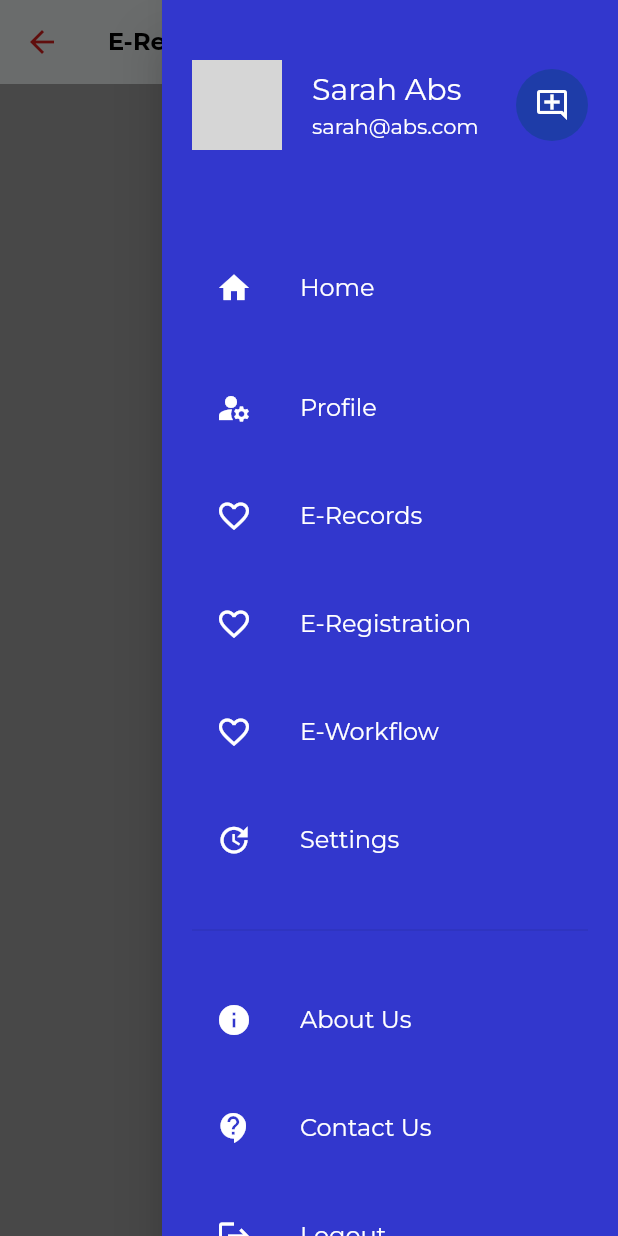
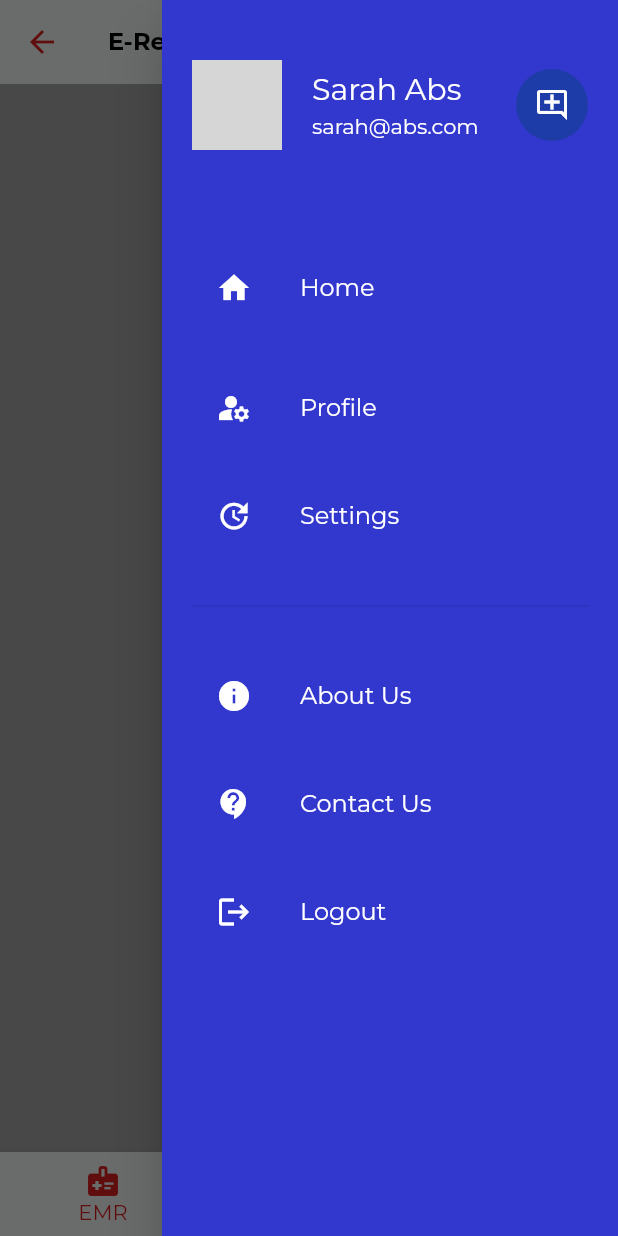
Before and after one commit to mypeakdigitalinc/UniHealth.UI, a Flutter app: the ERegistration screen opened by its route, after a tap on the "menu" icon, on a phone screen of 412 x 824 dp. Run offline on Flutter 3.47's test engine with Material 2 defaults, Android fonts, the light colour scheme and no system bars; our stand-ins replace another_flushbar, flutter_mobx, get_it, google_fonts, mobx, shared_preferences and 1 more; missing offline and left inert: shared_preferences_web, vertical_card_pager; accounts and stored records are empty; generated files the repository leaves out were written again; network calls fail; grey boxes are pictures that could not be loaded.

Commit message:
20220914

```diff
--- a/lib/constants/assets.dart
+++ b/lib/constants/assets.dart
@@ -8,4 +8,10 @@ class Assets {
   static const String carBackground = "assets/images/img_login.jpg";
 
   static const String appLogoImg = "assets/images/img_logo.png";
+
+  static const String imgResource1 =
+      "assets/images/pexels-cottonbro-7578808.jpg";
+  static const String imgResource2 = "assets/images/pexels-pixabay-40568.jpg";
+  static const String imgResource3 =
+      "assets/images/pexels-thirdman-5327584.jpg";
 }
--- a/lib/models/nav_item.dart
+++ /dev/null
@@ -1,13 +0,0 @@
-enum NavItem {
-  header,
-  profile,
-  favourites,
-  notifications,
-  settings,
-  aboutus,
-  contactus,
-  logout,
-  map,
-  list,
-  details,
-}
--- a/lib/stores/nav/nav_store.dart
+++ b/lib/stores/nav/nav_store.dart
@@ -1,26 +1,24 @@
 import 'package:flutter/material.dart';
-import 'package:mobx/mobx.dart';
+import 'package:unihealth/utils/routes/routes.dart';
+import '../../data/repository.dart';
 
-import '../../data/repository.dart';
-import '../../models/nav_item.dart';
-
-class NavStore extends ChangeNotifier with Store {
+class NavStore extends ChangeNotifier {
   final Repository _repository;
   NavStore(Repository repository) : _repository = repository {
     loadSettings();
   }
   // repository instance
 
-  NavItem _navigationItem = NavItem.profile;
+  String _currentRoute = Routes.home;
 
-  NavItem get navigationItem => _navigationItem;
+  String get currentRoute => _currentRoute;
 
-  void setNavigationItem(BuildContext context, NavItem navigationItem) {
-    _navigationItem = navigationItem;
+  void setNavigationItem(BuildContext context, String route) {
+    _currentRoute = route;
     notifyListeners();
     Navigator.restorablePushNamed(
       context,
-      navigationItem.name,
+      route,
     );
   }
 
--- a/lib/ui/cwf/eworkflow.dart
+++ b/lib/ui/cwf/eworkflow.dart
@@ -1,5 +1,6 @@
 import 'package:flutter/material.dart';
 
+import '../../widgets/nav_bottom_widget.dart';
 import '../../widgets/nav_drawer_widget.dart';
 
 class EWorkflowScreen extends StatefulWidget {
@@ -14,6 +15,7 @@ class _EWorkflowScreenState extends State<EWorkflowScreen> {
   Widget build(BuildContext context) {
     return Scaffold(
       endDrawer: const NavDrawerWidget(),
+      bottomNavigationBar: const NavBottomWidget(),
       appBar: _buildAppBar(),
       body: _buildBody(),
     );
--- a/lib/ui/emr/erecords.dart
+++ b/lib/ui/emr/erecords.dart
@@ -1,5 +1,6 @@
 import 'package:flutter/material.dart';
 
+import '../../widgets/nav_bottom_widget.dart';
 import '../../widgets/nav_drawer_widget.dart';
 
 class ERecordsScreen extends StatefulWidget {
@@ -14,6 +15,7 @@ class _ERecordsScreenState extends State<ERecordsScreen> {
   Widget build(BuildContext context) {
     return Scaffold(
       endDrawer: const NavDrawerWidget(),
+      bottomNavigationBar: const NavBottomWidget(),
       appBar: _buildAppBar(),
       body: _buildBody(),
     );
--- a/lib/ui/opr/eregistration.dart
+++ b/lib/ui/opr/eregistration.dart
@@ -1,5 +1,6 @@
 import 'package:flutter/material.dart';
 
+import '../../widgets/nav_bottom_widget.dart';
 import '../../widgets/nav_drawer_widget.dart';
 
 class ERegistration extends StatefulWidget {
@@ -14,6 +15,7 @@ class _ERegistrationState extends State<ERegistration> {
   Widget build(BuildContext context) {
     return Scaffold(
       endDrawer: const NavDrawerWidget(),
+      bottomNavigationBar: const NavBottomWidget(),
       appBar: _buildAppBar(),
       body: _buildBody(),
     );
--- a/lib/widgets/nav_bottom_widget.dart
+++ b/lib/widgets/nav_bottom_widget.dart
@@ -1,7 +1,6 @@
 import 'package:flutter/material.dart';
-import 'package:flutter/src/foundation/key.dart';
-import 'package:flutter/src/widgets/framework.dart';
 import 'package:provider/provider.dart';
+import 'package:unihealth/utils/routes/routes.dart';
 
 import '../stores/nav/nav_store.dart';
 
@@ -17,26 +16,37 @@ class _NavBottomWidgetState extends State<NavBottomWidget> {
   @override
   Widget build(BuildContext context) {
     final provider = Provider.of<NavStore>(context);
-    final currentItem = provider.navigationItem;
-    if (currentItem == NavigationItem.map) {
+    final currentRoute = provider.currentRoute;
+    if (currentRoute == Routes.erecords) {
       setState(() => currentIndex = 0);
-    } else if (currentItem == NavigationItem.list) {
+    } else if (currentRoute == Routes.eregistration) {
       setState(() => currentIndex = 1);
+    } else if (currentRoute == Routes.eworkflow) {
+      setState(() => currentIndex = 2);
     }
     return BottomNavigationBar(
       type: BottomNavigationBarType.fixed,
       currentIndex: currentIndex,
       onTap: (index) {
-        // if (index == 0) {
-        //   provider.setNavigationItem(context, NavigationItem.map);
-        // } else {
-        //   provider.setNavigationItem(context, NavigationItem.list);
-        // }
+        switch (index) {
+          case 0:
+            provider.setNavigationItem(context, Routes.erecords);
+            break;
+          case 1:
+            provider.setNavigationItem(context, Routes.eregistration);
+            break;
+          case 2:
+            provider.setNavigationItem(context, Routes.eworkflow);
+            break;
+        }
       },
       items: const [
-        BottomNavigationBarItem(icon: Icon(Icons.map), label: 'EMR'),
-        BottomNavigationBarItem(icon: Icon(Icons.near_me), label: 'OPR'),
-        BottomNavigationBarItem(icon: Icon(Icons.near_me), label: 'CWF'),
+        BottomNavigationBarItem(
+            icon: Icon(Icons.medical_information), label: 'EMR'),
+        BottomNavigationBarItem(
+            icon: Icon(Icons.medical_services), label: 'OPR'),
+        BottomNavigationBarItem(
+            icon: Icon(Icons.personal_injury), label: 'CWF'),
       ],
     );
   }
--- a/lib/widgets/nav_drawer_widget.dart
+++ b/lib/widgets/nav_drawer_widget.dart
@@ -1,7 +1,5 @@
 import 'package:flutter/material.dart';
 import 'package:provider/provider.dart';
-
-import '../models/nav_item.dart';
 import '../models/user.dart';
 import '../utils/locale/app_localizations.dart';
 import '../utils/routes/routes.dart';
@@ -40,27 +38,6 @@ class NavDrawerWidget extends StatelessWidget {
                       text: AppLocalizations.of(context)
                           .translate('menu_profile'),
                       icon: Icons.manage_accounts,
-                    ),
-                    const SizedBox(height: 16),
-                    buildMenuItem(
-                      context,
-                      route: Routes.erecords,
-                      text: 'E-Records',
-                      icon: Icons.favorite_border,
-                    ),
-                    const SizedBox(height: 16),
-                    buildMenuItem(
-                      context,
-                      route: Routes.eregistration,
-                      text: 'E-Registration',
-                      icon: Icons.favorite_border,
-                    ),
-                    const SizedBox(height: 16),
-                    buildMenuItem(
-                      context,
-                      route: Routes.eworkflow,
-                      text: 'E-Workflow',
-                      icon: Icons.favorite_border,
                     ),
                     const SizedBox(height: 16),
                     buildMenuItem(
--- a/pubspec.yaml
+++ b/pubspec.yaml
@@ -42,6 +42,7 @@ dependencies:
   validators: ^3.0.0
   get_it: ^7.2.0
   google_fonts: ^3.0.1
+  vertical_card_pager: ^1.5.0
   flutter_localizations:
     sdk: flutter
 
```
Also changed, not shown: lib/contracts/nav_contract.dart (deleted, +0 -13 lines), lib/ui/home/home.dart (+73 -5 lines), lib/widgets/main_app_bar_widget.dart (added, +43 -0 lines), assets/images/pexels-cottonbro-7578808.jpg (added), assets/images/pexels-pixabay-40568.jpg (added), assets/images/pexels-thirdman-5327584.jpg (added), 1 other file.
